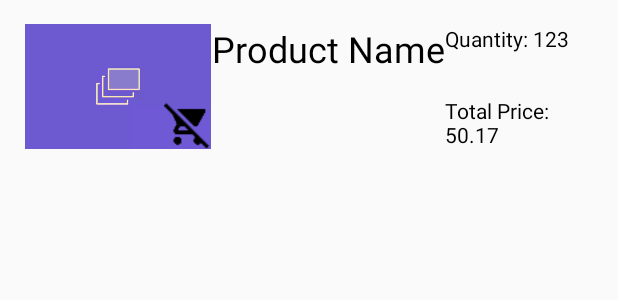
After one commit to kwindischman/roadrunner-grocery, an Android app: the layout item_cart.xml on its own in the app's theme, with its tools: preview values and no code run, on a phone screen of 412 x 824 dp. The commit adds this screen. Shown: the top 300 px of the screen. Run offline under Robolectric (Android 15) with nearby library versions, the phone set to English and light mode, and no system bars.

Commit message:
Add RecyclerView to Cart Activity

```diff
--- a/app/build.gradle
+++ b/app/build.gradle
@@ -26,6 +26,7 @@ dependencies {
     implementation fileTree(dir: 'libs', include: ['*.jar'])
     implementation 'androidx.appcompat:appcompat:1.0.2'
     implementation 'androidx.constraintlayout:constraintlayout:1.1.3'
+    implementation 'com.android.support:recyclerview-v7:28.0.0'
     testImplementation 'junit:junit:4.12'
     androidTestImplementation 'androidx.test.ext:junit:1.1.0'
     androidTestImplementation 'androidx.test.espresso:espresso-core:3.1.1'
--- a/app/src/main/res/layout/activity_cart.xml
+++ b/app/src/main/res/layout/activity_cart.xml
@@ -1,7 +1,13 @@
 <?xml version="1.0" encoding="utf-8"?>
 <LinearLayout xmlns:android="http://schemas.android.com/apk/res/android"
-    android:orientation="vertical"
     android:layout_width="match_parent"
-    android:layout_height="match_parent">
+    android:layout_height="match_parent"
+    xmlns:tools="http://schemas.android.com/tools"
+    android:orientation="vertical">
 
+    <androidx.recyclerview.widget.RecyclerView
+        android:id="@+id/cart_recycler"
+        android:layout_width="match_parent"
+        android:layout_height="wrap_content"
+        tools:listitem="@layout/item_cart"/>
 </LinearLayout>
--- /dev/null
+++ b/app/src/main/res/layout/item_cart.xml
@@ -0,0 +1,80 @@
+<?xml version="1.0" encoding="utf-8"?>
+<androidx.constraintlayout.widget.ConstraintLayout xmlns:android="http://schemas.android.com/apk/res/android"
+    xmlns:app="http://schemas.android.com/apk/res-auto"
+    xmlns:tools="http://schemas.android.com/tools"
+    android:layout_width="match_parent"
+    android:layout_height="wrap_content"
+    android:orientation="vertical"
+    android:padding="16dp">
+
+    <ImageView
+        android:layout_width="0dp"
+        android:layout_height="wrap_content"
+        android:adjustViewBounds="true"
+        android:src="@drawable/placeholder_image"
+        app:layout_constraintBottom_toBottomOf="parent"
+        app:layout_constraintEnd_toEndOf="@id/image_guideline"
+        app:layout_constraintStart_toStartOf="parent"
+        app:layout_constraintTop_toTopOf="@id/product_name" />
+
+    <androidx.constraintlayout.widget.Guideline
+        android:id="@+id/image_guideline"
+        android:layout_width="wrap_content"
+        android:layout_height="wrap_content"
+        android:orientation="vertical"
+        app:layout_constraintGuide_percent="0.33" />
+
+    <TextView
+        android:id="@+id/product_name"
+        android:layout_width="wrap_content"
+        android:layout_height="wrap_content"
+        android:textColor="@color/black"
+        android:textSize="24sp"
+        app:layout_constraintBottom_toBottomOf="parent"
+        app:layout_constraintEnd_toStartOf="@id/total_price"
+        app:layout_constraintStart_toEndOf="@id/image_guideline"
+        app:layout_constraintTop_toTopOf="parent"
+        app:layout_constraintVertical_bias="0.0"
+        tools:text="Product Name" />
+
+    <TextView
+        android:id="@+id/quantity"
+        android:layout_width="wrap_content"
+        android:layout_height="wrap_content"
+        android:textColor="@color/black"
+        app:layout_constraintBottom_toTopOf="@id/total_price"
+        app:layout_constraintEnd_toEndOf="parent"
+        app:layout_constraintHorizontal_bias="0.0"
+        app:layout_constraintStart_toEndOf="@id/product_name"
+        app:layout_constraintTop_toTopOf="parent"
+        app:layout_constraintVertical_bias="0.0"
+        tools:text="Quantity: 123" />
+
+    <TextView
+        android:id="@+id/total_price"
+        android:layout_width="0dp"
+        android:layout_height="wrap_content"
+        android:textColor="@color/black"
+        app:layout_constraintBottom_toBottomOf="parent"
+        app:layout_constraintEnd_toEndOf="parent"
+        app:layout_constraintHorizontal_bias="0.0"
+        app:layout_constraintStart_toEndOf="@id/product_name"
+        app:layout_constraintTop_toTopOf="parent"
+        app:layout_constraintVertical_bias="1.0"
+        tools:text="Total Price: 50.17" />
+
+    <ImageView
+        android:id="@+id/cart_icon"
+        android:layout_width="32dp"
+        android:layout_height="wrap_content"
+        android:adjustViewBounds="true"
+        android:src="@drawable/ic_remove_shopping_cart_black_24dp"
+        app:layout_constraintBottom_toBottomOf="parent"
+        app:layout_constraintEnd_toEndOf="@id/image_guideline"
+        app:layout_constraintHorizontal_bias="1.0"
+        app:layout_constraintStart_toStartOf="parent"
+        app:layout_constraintTop_toTopOf="@id/product_name"
+        app:layout_constraintVertical_bias="1.0" />
+
+
+</androidx.constraintlayout.widget.ConstraintLayout>
```
